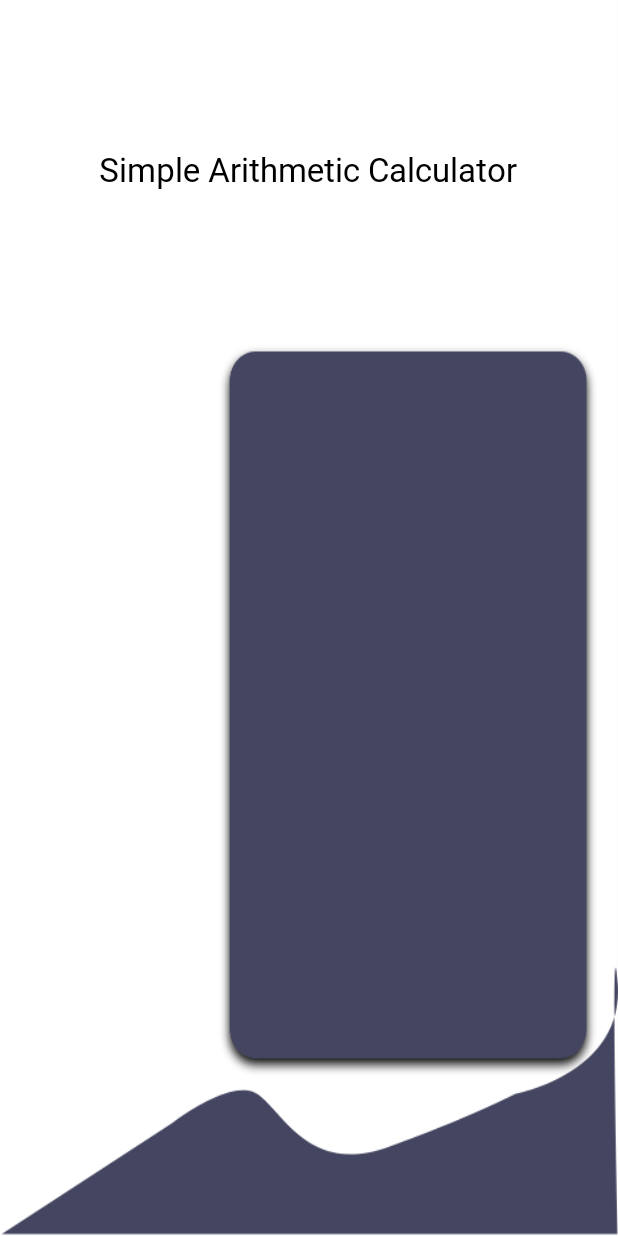
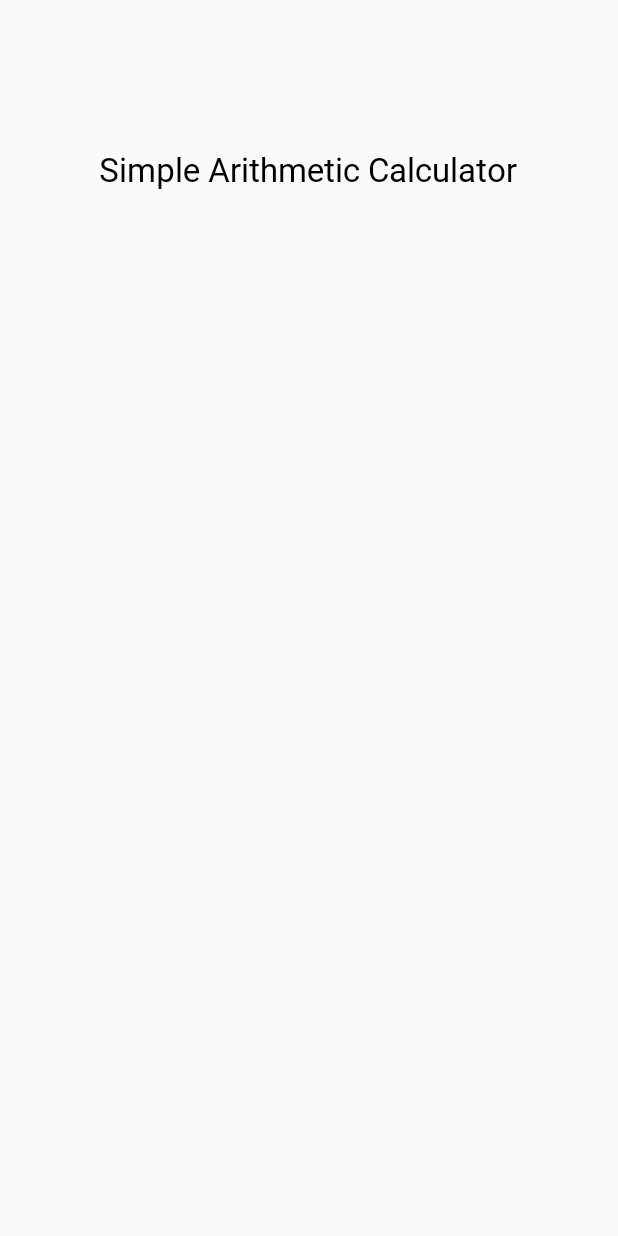
Before and after one commit to bryanladion/SimpleUICalculator, an Android app: the layout activity_main.xml on its own in the app's theme, with its tools: preview values and no code run, on a phone screen of 412 x 824 dp. Run offline under Robolectric (Android 15) with nearby library versions, the light colour scheme and no system bars.

```diff
--- a/app/src/main/res/layout/activity_main.xml
+++ b/app/src/main/res/layout/activity_main.xml
@@ -4,7 +4,6 @@
     xmlns:tools="http://schemas.android.com/tools"
     android:layout_width="match_parent"
     android:layout_height="match_parent"
-    android:background="@drawable/light_mode"
     tools:context=".MainActivity">
 
 
```
